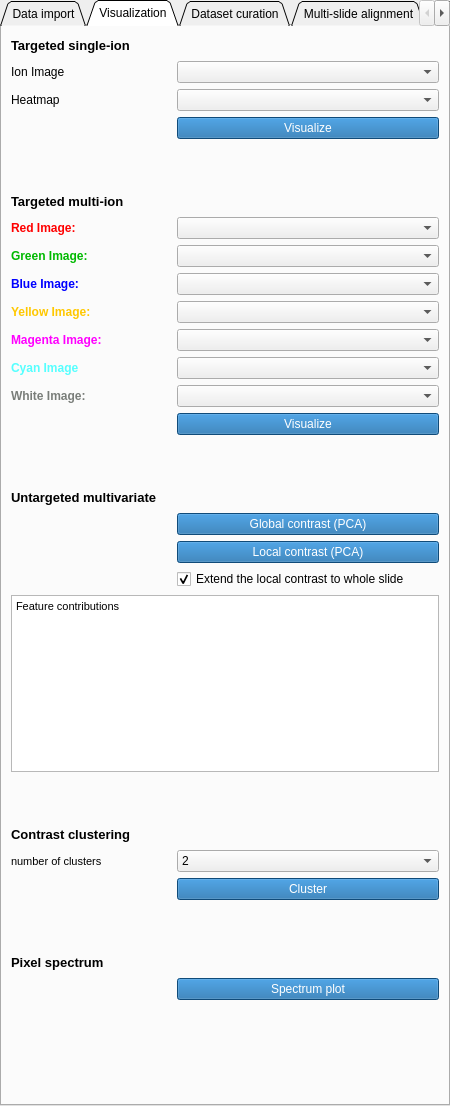
Before: the Qt Designer form MassVision/Resources/UI/MassVision.ui in jamzad/SlicerMassVision, drawn with Qt 5.
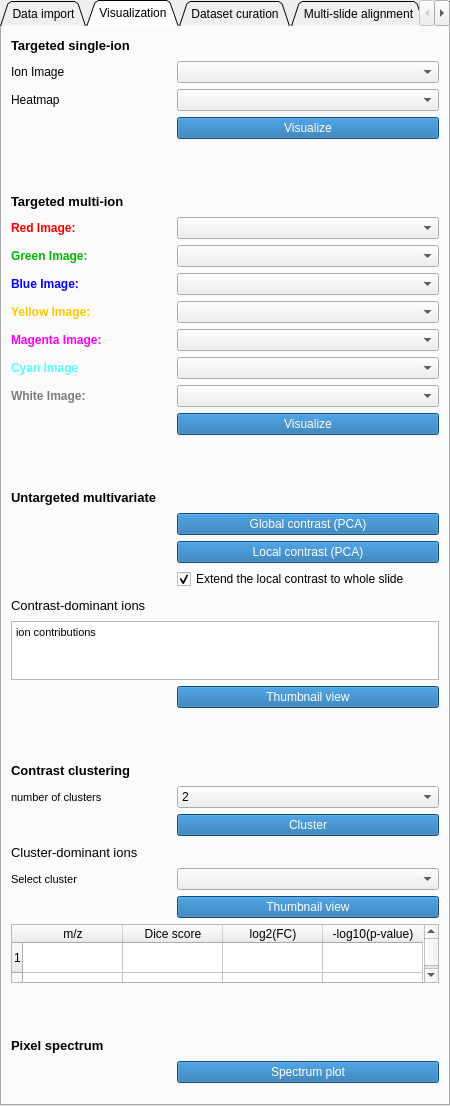
After: the same form once the commit is applied. The open tabs and pages were chosen to show the change.

Commit message: ADD contrast- and cluster-dominant ions thumbnail

Diff of the .ui file:
```diff
--- a/MassVision/Resources/UI/MassVision.ui
+++ b/MassVision/Resources/UI/MassVision.ui
@@ -32,7 +32,7 @@
    <enum>QTabWidget::Triangular</enum>
   </property>
   <property name="currentIndex">
-   <number>0</number>
+   <number>2</number>
   </property>
   <property name="tabBarAutoHide">
    <bool>false</bool>
@@ -484,6 +484,9 @@
       </property>
      </widget>
     </item>
+    <item row="8" column="1">
+     <widget class="QComboBox" name="mzlist_2"/>
+    </item>
     <item row="9" column="0">
      <widget class="QLabel" name="greenImageLabel">
       <property name="font">
@@ -694,114 +697,72 @@
       </property>
      </widget>
     </item>
+    <item row="21" column="0">
+     <widget class="QLabel" name="label_18">
+      <property name="font">
+       <font>
+        <pointsize>10</pointsize>
+        <weight>50</weight>
+        <bold>false</bold>
+       </font>
+      </property>
+      <property name="text">
+       <string>Contrast-dominant ions    </string>
+      </property>
+     </widget>
+    </item>
+    <item row="21" column="1">
+     <spacer name="horizontalSpacer_4">
+      <property name="orientation">
+       <enum>Qt::Horizontal</enum>
+      </property>
+      <property name="sizeHint" stdset="0">
+       <size>
+        <width>40</width>
+        <height>20</height>
+       </size>
+      </property>
+     </spacer>
+    </item>
     <item row="22" column="0" colspan="2">
-     <spacer name="verticalSpacer_28">
-      <property name="orientation">
-       <enum>Qt::Vertical</enum>
-      </property>
-      <property name="sizeType">
-       <enum>QSizePolicy::Fixed</enum>
-      </property>
-      <property name="sizeHint" stdset="0">
-       <size>
-        <width>20</width>
-        <height>40</height>
-       </size>
-      </property>
-     </spacer>
-    </item>
-    <item row="27" column="0">
-     <widget class="QLabel" name="label_11">
-      <property name="font">
-       <font>
-        <pointsize>10</pointsize>
-        <weight>75</weight>
-        <bold>true</bold>
-       </font>
-      </property>
-      <property name="text">
-       <string>Pixel spectrum</string>
-      </property>
-     </widget>
-    </item>
-    <item row="27" column="1">
-     <spacer name="horizontalSpacer_7">
-      <property name="orientation">
-       <enum>Qt::Horizontal</enum>
-      </property>
-      <property name="sizeHint" stdset="0">
-       <size>
-        <width>40</width>
-        <height>20</height>
-       </size>
-      </property>
-     </spacer>
-    </item>
-    <item row="29" column="0" colspan="2">
-     <spacer name="verticalSpacer">
-      <property name="orientation">
-       <enum>Qt::Vertical</enum>
-      </property>
-      <property name="sizeHint" stdset="0">
-       <size>
-        <width>20</width>
-        <height>40</height>
-       </size>
-      </property>
-     </spacer>
-    </item>
-    <item row="30" column="0" colspan="2">
-     <spacer name="verticalSpacer_2">
-      <property name="orientation">
-       <enum>Qt::Vertical</enum>
-      </property>
-      <property name="sizeHint" stdset="0">
-       <size>
-        <width>20</width>
-        <height>40</height>
-       </size>
-      </property>
-     </spacer>
-    </item>
-    <item row="31" column="0" colspan="2">
-     <spacer name="verticalSpacer_12">
-      <property name="orientation">
-       <enum>Qt::Vertical</enum>
-      </property>
-      <property name="sizeHint" stdset="0">
-       <size>
-        <width>20</width>
-        <height>40</height>
-       </size>
-      </property>
-     </spacer>
-    </item>
-    <item row="8" column="1">
-     <widget class="QComboBox" name="mzlist_2"/>
-    </item>
-    <item row="28" column="1">
-     <widget class="QPushButton" name="spectrumPlot">
-      <property name="styleSheet">
-       <string notr="true">background-color: #1769aa;
-color: rgb(255, 255, 255);</string>
-      </property>
-      <property name="text">
-       <string>Spectrum plot</string>
-      </property>
-     </widget>
-    </item>
-    <item row="21" column="0" colspan="2">
      <widget class="QTextBrowser" name="LoadingsInfo">
       <property name="html">
        <string>&lt;!DOCTYPE HTML PUBLIC &quot;-//W3C//DTD HTML 4.0//EN&quot; &quot;http://www.w3.org/TR/REC-html40/strict.dtd&quot;&gt;
 &lt;html&gt;&lt;head&gt;&lt;meta name=&quot;qrichtext&quot; content=&quot;1&quot; /&gt;&lt;style type=&quot;text/css&quot;&gt;
 p, li { white-space: pre-wrap; }
 &lt;/style&gt;&lt;/head&gt;&lt;body style=&quot; font-family:'MS Shell Dlg 2'; font-size:8.25pt; font-weight:400; font-style:normal;&quot;&gt;
-&lt;p style=&quot; margin-top:0px; margin-bottom:0px; margin-left:0px; margin-right:0px; -qt-block-indent:0; text-indent:0px;&quot;&gt;Feature contributions&lt;/p&gt;&lt;/body&gt;&lt;/html&gt;</string>
+&lt;p style=&quot; margin-top:0px; margin-bottom:0px; margin-left:0px; margin-right:0px; -qt-block-indent:0; text-indent:0px;&quot;&gt;ion contributions&lt;/p&gt;&lt;/body&gt;&lt;/html&gt;</string>
       </property>
      </widget>
     </item>
-    <item row="23" column="0">
+    <item row="23" column="1">
+     <widget class="QPushButton" name="ContrastThumbnail">
+      <property name="styleSheet">
+       <string notr="true">background-color: #1769aa;
+color: rgb(255, 255, 255);</string>
+      </property>
+      <property name="text">
+       <string>Thumbnail view</string>
+      </property>
+     </widget>
+    </item>
+    <item row="24" column="0" colspan="2">
+     <spacer name="verticalSpacer_28">
+      <property name="orientation">
+       <enum>Qt::Vertical</enum>
+      </property>
+      <property name="sizeType">
+       <enum>QSizePolicy::Fixed</enum>
+      </property>
+      <property name="sizeHint" stdset="0">
+       <size>
+        <width>20</width>
+        <height>40</height>
+       </size>
+      </property>
+     </spacer>
+    </item>
+    <item row="25" column="0">
      <widget class="QLabel" name="label_16">
       <property name="font">
        <font>
@@ -815,7 +776,7 @@
       </property>
      </widget>
     </item>
-    <item row="23" column="1">
+    <item row="25" column="1">
      <spacer name="horizontalSpacer_30">
       <property name="orientation">
        <enum>Qt::Horizontal</enum>
@@ -828,7 +789,7 @@
       </property>
      </spacer>
     </item>
-    <item row="24" column="0">
+    <item row="26" column="0">
      <widget class="QLabel" name="label_17">
       <property name="font">
        <font>
@@ -842,7 +803,7 @@
       </property>
      </widget>
     </item>
-    <item row="24" column="1">
+    <item row="26" column="1">
      <widget class="QComboBox" name="nCluster">
       <item>
        <property name="text">
@@ -914,9 +875,34 @@
         <string>15</string>
        </property>
       </item>
+      <item>
+       <property name="text">
+        <string>16</string>
+       </property>
+      </item>
+      <item>
+       <property name="text">
+        <string>17</string>
+       </property>
+      </item>
+      <item>
+       <property name="text">
+        <string>18</string>
+       </property>
+      </item>
+      <item>
+       <property name="text">
+        <string>19</string>
+       </property>
+      </item>
+      <item>
+       <property name="text">
+        <string>20</string>
+       </property>
+      </item>
      </widget>
     </item>
-    <item row="25" column="1">
+    <item row="27" column="1">
      <widget class="QPushButton" name="Cluster_button">
       <property name="styleSheet">
        <string notr="true">background-color: #1769aa;
@@ -927,7 +913,111 @@
       </property>
      </widget>
     </item>
-    <item row="26" column="0" colspan="2">
+    <item row="28" column="0">
+     <widget class="QLabel" name="label_19">
+      <property name="font">
+       <font>
+        <pointsize>10</pointsize>
+        <weight>50</weight>
+        <bold>false</bold>
+       </font>
+      </property>
+      <property name="text">
+       <string>Cluster-dominant ions    </string>
+      </property>
+     </widget>
+    </item>
+    <item row="28" column="1">
+     <spacer name="horizontalSpacer_31">
+      <property name="orientation">
+       <enum>Qt::Horizontal</enum>
+      </property>
+      <property name="sizeHint" stdset="0">
+       <size>
+        <width>40</width>
+        <height>20</height>
+       </size>
+      </property>
+     </spacer>
+    </item>
+    <item row="29" column="0">
+     <widget class="QLabel" name="label_20">
+      <property name="font">
+       <font>
+        <pointsize>8</pointsize>
+        <weight>50</weight>
+        <bold>false</bold>
+       </font>
+      </property>
+      <property name="text">
+       <string>Select cluster</string>
+      </property>
+     </widget>
+    </item>
+    <item row="29" column="1">
+     <widget class="QComboBox" name="ClusterInd"/>
+    </item>
+    <item row="30" column="1">
+     <widget class="QPushButton" name="ClusterThumbnail">
+      <property name="styleSheet">
+       <string notr="true">background-color: #1769aa;
+color: rgb(255, 255, 255);</string>
+      </property>
+      <property name="text">
+       <string>Thumbnail view</string>
+      </property>
+     </widget>
+    </item>
+    <item row="31" column="0" colspan="2">
+     <widget class="QTableWidget" name="ClusterTable">
+      <row>
+       <property name="text">
+        <string>1</string>
+       </property>
+      </row>
+      <row>
+       <property name="text">
+        <string>2</string>
+       </property>
+      </row>
+      <row>
+       <property name="text">
+        <string>3</string>
+       </property>
+      </row>
+      <row>
+       <property name="text">
+        <string>4</string>
+       </property>
+      </row>
+      <row>
+       <property name="text">
+        <string>5</string>
+       </property>
+      </row>
+      <column>
+       <property name="text">
+        <string>m/z</string>
+       </property>
+      </column>
+      <column>
+       <property name="text">
+        <string>Dice score</string>
+       </property>
+      </column>
+      <column>
+       <property name="text">
+        <string>log2(FC)</string>
+       </property>
+      </column>
+      <column>
+       <property name="text">
+        <string>-log10(p-value)</string>
+       </property>
+      </column>
+     </widget>
+    </item>
+    <item row="32" column="0" colspan="2">
      <spacer name="verticalSpacer_29">
       <property name="orientation">
        <enum>Qt::Vertical</enum>
@@ -943,6 +1033,70 @@
       </property>
      </spacer>
     </item>
+    <item row="33" column="0">
+     <widget class="QLabel" name="label_11">
+      <property name="font">
+       <font>
+        <pointsize>10</pointsize>
+        <weight>75</weight>
+        <bold>true</bold>
+       </font>
+      </property>
+      <property name="text">
+       <string>Pixel spectrum</string>
+      </property>
+     </widget>
+    </item>
+    <item row="33" column="1">
+     <spacer name="horizontalSpacer_7">
+      <property name="orientation">
+       <enum>Qt::Horizontal</enum>
+      </property>
+      <property name="sizeHint" stdset="0">
+       <size>
+        <width>40</width>
+        <height>20</height>
+       </size>
+      </property>
+     </spacer>
+    </item>
+    <item row="34" column="1">
+     <widget class="QPushButton" name="spectrumPlot">
+      <property name="styleSheet">
+       <string notr="true">background-color: #1769aa;
+color: rgb(255, 255, 255);</string>
+      </property>
+      <property name="text">
+       <string>Spectrum plot</string>
+      </property>
+     </widget>
+    </item>
+    <item row="35" column="0" colspan="2">
+     <spacer name="verticalSpacer">
+      <property name="orientation">
+       <enum>Qt::Vertical</enum>
+      </property>
+      <property name="sizeHint" stdset="0">
+       <size>
+        <width>20</width>
+        <height>40</height>
+       </size>
+      </property>
+     </spacer>
+    </item>
+    <item row="36" column="0" colspan="2">
+     <spacer name="verticalSpacer_2">
+      <property name="orientation">
+       <enum>Qt::Vertical</enum>
+      </property>
+      <property name="sizeHint" stdset="0">
+       <size>
+        <width>20</width>
+        <height>40</height>
+       </size>
+      </property>
+     </spacer>
+    </item>
    </layout>
   </widget>
   <widget class="QWidget" name="tab_3">
@@ -1173,6 +1327,9 @@
       <property name="text">
        <string>Extend to whole slide</string>
       </property>
+      <property name="checked">
+       <bool>true</bool>
+      </property>
      </widget>
     </item>
     <item row="12" column="1">
```
The commit also changes 2 other files.
